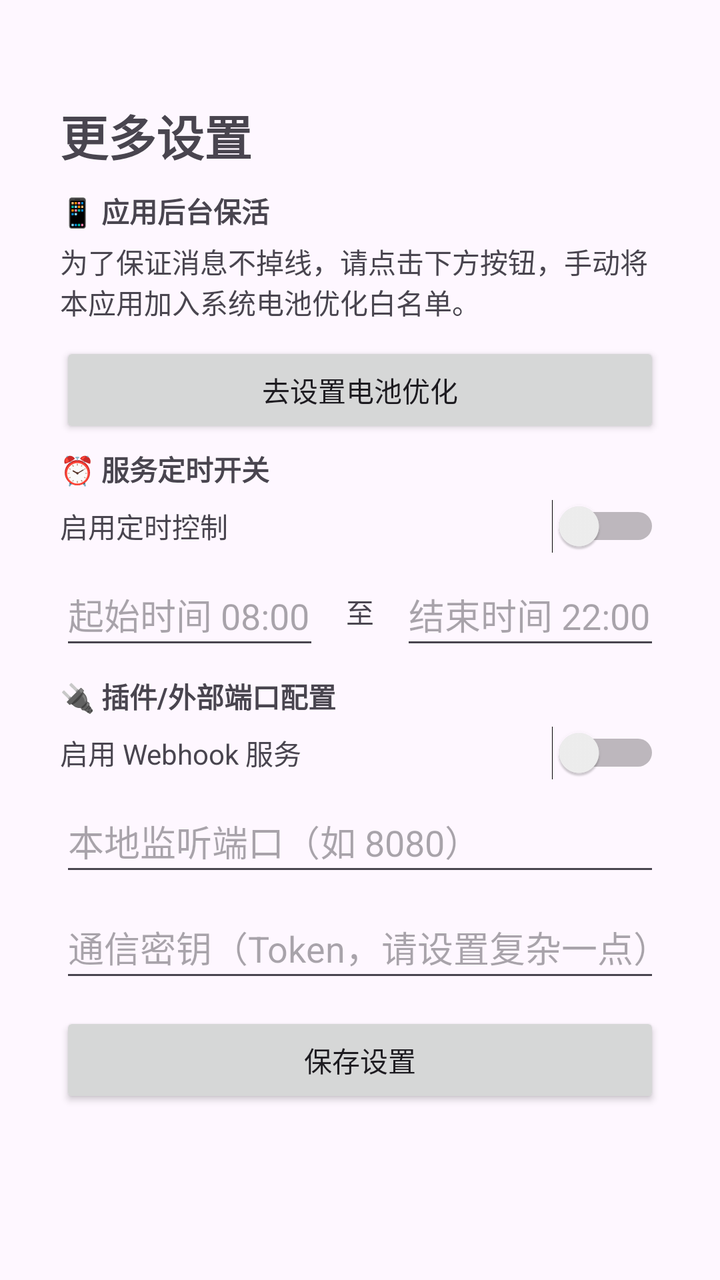
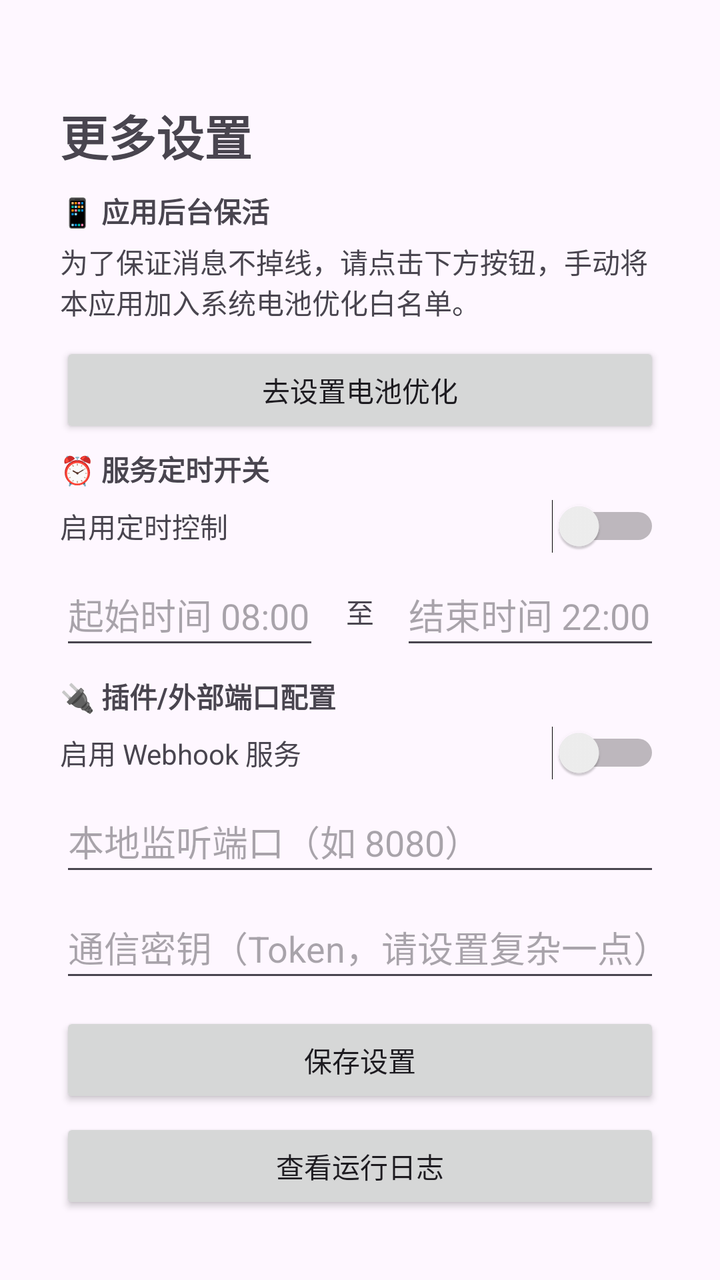

The first picture is an Android layout as it rendered before a commit; the second is the same layout after the commit. The layout source and the unified diff follow.
<!-- AndroidManifest.xml: application theme Theme.QQAIHelper -->
<!-- res/layout/activity_settings.xml -->
<?xml version="1.0" encoding="utf-8"?>
<LinearLayout xmlns:android="http://schemas.android.com/apk/res/android"
    android:layout_width="match_parent"
    android:layout_height="match_parent"
    android:orientation="vertical"
    android:fitsSystemWindows="true"
    android:paddingTop="50dp">

    <LinearLayout
        android:layout_width="match_parent"
        android:layout_height="wrap_content"
        android:orientation="vertical"
        android:layout_marginLeft="30dp"
        android:layout_marginRight="30dp"
        android:layout_marginBottom="0dp">
        0
        <TextView
            android:layout_width="wrap_content"
            android:layout_height="wrap_content"
            android:text="更多设置"
            android:textSize="24sp"
            android:textStyle="bold"
            android:layout_marginBottom="10dp"/>

        
        <TextView
            android:layout_width="wrap_content"
            android:layout_height="wrap_content"
            android:text="📱 应用后台保活"
            android:textStyle="bold"
            android:layout_marginTop="0dp"/>

        <TextView
            android:layout_width="wrap_content"
            android:layout_height="wrap_content"
            android:text="为了保证消息不掉线，请点击下方按钮，手动将本应用加入系统电池优化白名单。"
            android:textSize="14sp"
            android:layout_marginTop="5dp"/>

        <Button
            android:id="@+id/btnBatteryOptimization"
            android:layout_width="match_parent"
            android:layout_height="wrap_content"
            android:layout_marginTop="10dp"
            android:text="去设置电池优化" />

        
        <TextView
            android:layout_width="wrap_content"
            android:layout_height="wrap_content"
            android:text="⏰ 服务定时开关"
            android:textStyle="bold"
            android:layout_marginTop="5dp"/>

        <LinearLayout
            android:layout_width="match_parent"
            android:layout_height="wrap_content"
            android:orientation="horizontal"
            android:gravity="center_vertical"
            android:layout_marginTop="5dp">

            <TextView
                android:layout_width="0dp"
                android:layout_height="wrap_content"
                android:layout_weight="1"
                android:text="启用定时控制" />

            <Switch
                android:id="@+id/switchSchedule"
                android:layout_width="wrap_content"
                android:layout_height="wrap_content" />
        </LinearLayout>

        <LinearLayout
            android:layout_width="match_parent"
            android:layout_height="wrap_content"
            android:orientation="horizontal"
            android:layout_marginTop="5dp">

            <EditText
                android:id="@+id/etStartTime"
                android:layout_width="0dp"
                android:layout_height="wrap_content"
                android:layout_weight="1"
                android:hint="起始时间 08:00"
                android:inputType="time"
                android:minHeight="48dp" />

            <TextView
                android:layout_width="wrap_content"
                android:layout_height="wrap_content"
                android:text=" 至 "
                android:layout_marginHorizontal="10dp"
                android:layout_gravity="center_vertical"/>

            <EditText
                android:id="@+id/etEndTime"
                android:layout_width="0dp"
                android:layout_height="wrap_content"
                android:layout_weight="1"
                android:hint="结束时间 22:00"
                android:inputType="time"
                android:minHeight="48dp" />
        </LinearLayout>

        
        <TextView
            android:layout_width="wrap_content"
            android:layout_height="wrap_content"
            android:text="🔌 插件/外部端口配置"
            android:textStyle="bold"
            android:layout_marginTop="8dp"/>

        <LinearLayout
            android:layout_width="match_parent"
            android:layout_height="wrap_content"
            android:orientation="horizontal"
            android:gravity="center_vertical"
            android:layout_marginTop="5dp">

            <TextView
                android:layout_width="0dp"
                android:layout_height="wrap_content"
                android:layout_weight="1"
                android:text="启用 Webhook 服务" />

            <Switch
                android:id="@+id/switchWebhook"
                android:layout_width="wrap_content"
                android:layout_height="wrap_content" />
        </LinearLayout>

        <EditText
            android:id="@+id/etWebhookPort"
            android:layout_width="match_parent"
            android:layout_height="wrap_content"
            android:layout_marginTop="5dp"
            android:hint="本地监听端口（如 8080）"
            android:inputType="number"
            android:minHeight="48dp" />

        <EditText
            android:id="@+id/etWebhookToken"
            android:layout_width="match_parent"
            android:layout_height="wrap_content"
            android:layout_marginTop="5dp"
            android:hint="通信密钥（Token，请设置复杂一点）"
            android:inputType="text"
            android:minHeight="48dp" />

        <Button
            android:id="@+id/btnSaveSettings"
            android:layout_width="match_parent"
            android:layout_height="wrap_content"
            android:layout_marginTop="10dp"
            android:text="保存设置" />

    </LinearLayout>

</LinearLayout>
<!-- resources referenced by this layout -->
<resources>
  <style name="Theme.QQAIHelper" parent="Base.Theme.QQAIHelper" />
  <style name="Base.Theme.QQAIHelper" parent="Theme.Material3.DayNight.NoActionBar">
          
          
      </style>
</resources>

<!-- the commit's change to res/layout/activity_settings.xml (unified diff, before → after) -->
@@ -155,6 +155,13 @@
             android:layout_marginTop="10dp"
             android:text="保存设置" />
 
+        <Button
+            android:id="@+id/btnViewLogs"
+            android:layout_width="match_parent"
+            android:layout_height="wrap_content"
+            android:layout_marginTop="5dp"
+            android:text="查看运行日志" />
+
     </LinearLayout>
 
 </LinearLayout>
